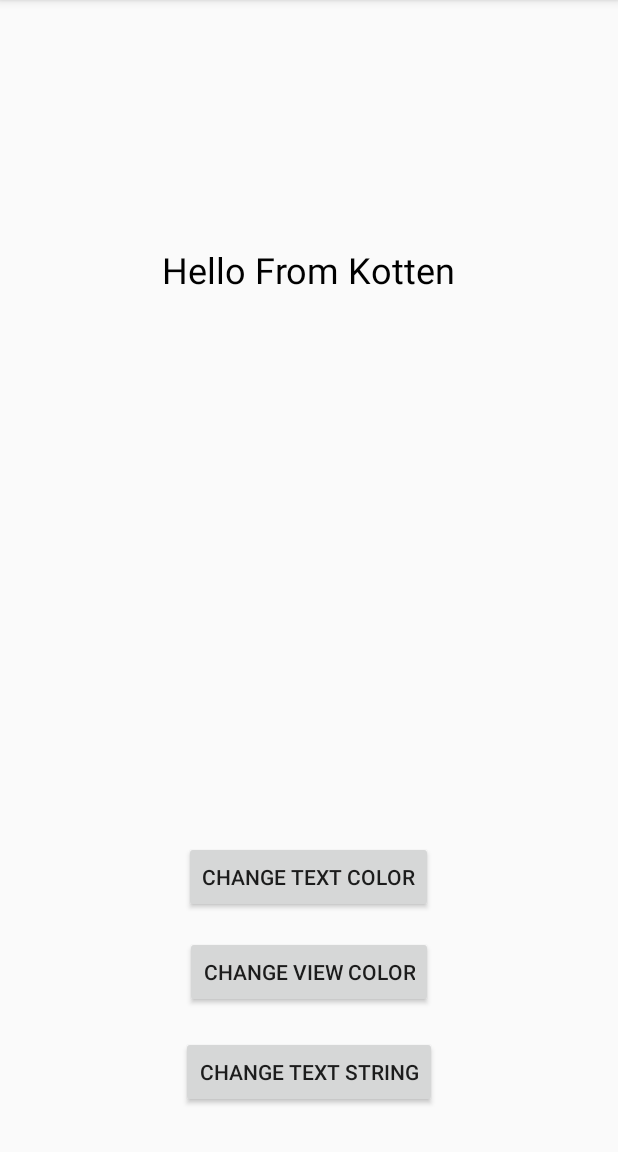
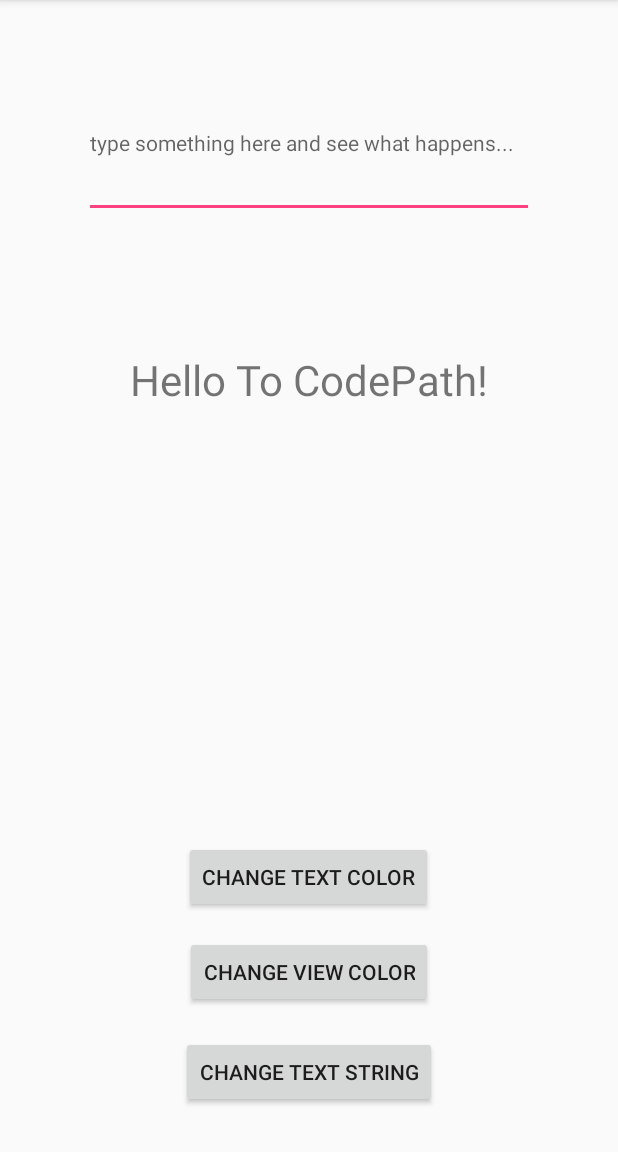
Before and after one commit to sanderhelleso/androidPreworkCodePath, an Android app: the screen it shows after launch (MainActivity), after a tap on "CHANGE TEXT STRING", on a phone screen of 412 x 824 dp, the part 84-1236 px from its top. Run offline under Robolectric (Android 15) with nearby library versions, the phone set to English and light mode, and no system bars.

Commit message:
added error

```diff
--- a/app/src/main/java/com/andoirdpreworkcodepath/sande/androidpreworkcodepath/MainActivity.java
+++ b/app/src/main/java/com/andoirdpreworkcodepath/sande/androidpreworkcodepath/MainActivity.java
@@ -1,15 +1,15 @@
 package com.andoirdpreworkcodepath.sande.androidpreworkcodepath;
 
-import android.content.res.Resources;
 import android.graphics.Color;
+import android.os.Bundle;
 import android.support.v7.app.AppCompatActivity;
-import android.os.Bundle;
-import android.util.Log;
+import android.text.Editable;
+import android.text.TextWatcher;
 import android.view.View;
+import android.widget.EditText;
 import android.widget.TextView;
 
 import java.util.Random;
-import java.util.TimerTask;
 
 public class MainActivity extends AppCompatActivity {
 
@@ -19,10 +19,16 @@ public class MainActivity extends AppCompatActivity {
         setContentView(R.layout.activity_main);
 
         // message text view
-        final TextView message = (TextView) findViewById(R.id.helloMessage);
+        final TextView message = (TextView)findViewById(R.id.helloMessage);
 
         // root view
         final View rootView = findViewById(R.id.rootView);
+
+        // editor input
+        final EditText input = (EditText)findViewById(R.id.editTextField);
+
+        // error message
+        final TextView error = (TextView)findViewById(R.id.error);
 
         // change text color
         findViewById(R.id.changeTextColorButton).setOnClickListener(new View.OnClickListener() {
@@ -44,7 +50,35 @@ public class MainActivity extends AppCompatActivity {
         findViewById(R.id.changeTextStringButton).setOnClickListener(new View.OnClickListener() {
             @Override
             public void onClick(View v) {
-                message.setText("Hello From Kotten");
+                message.setText("Hello To CodePath!");
+            }
+        });
+
+        // change text string on input
+        input.addTextChangedListener(new TextWatcher() {
+            @Override
+            public void beforeTextChanged(CharSequence s, int start, int count, int after) {
+
+            }
+
+            @Override
+            public void onTextChanged(CharSequence s, int start, int before, int count) {
+
+                // show error message
+                if (message.length() > 12) {
+                    error.setText("String can only contain 12 characters!");
+                }
+
+                // set text
+                else {
+                    error.setText("");
+                    message.setText(input.getText().toString());
+                }
+            }
+
+            @Override
+            public void afterTextChanged(Editable s) {
+
             }
         });
 
@@ -68,8 +102,8 @@ public class MainActivity extends AppCompatActivity {
 
         // original values of app
         String originalMessage = "Hello From Sander";
-        int originalTextColor = Color.rgb(0, 0, 0); // black
-        int originalViewColor = Color.rgb(238,238,238); // grey / #eeeeee
+        int originalTextColor = Color.rgb(20, 20, 20); // black
+        int originalViewColor = Color.rgb(238, 238, 238); // grey / #eeeeee
 
         // set values
         message.setText(originalMessage);
--- a/app/src/main/res/layout/activity_main.xml
+++ b/app/src/main/res/layout/activity_main.xml
@@ -7,16 +7,27 @@
     android:layout_height="match_parent"
     tools:context=".MainActivity">
 
+    <EditText
+        android:id="@+id/editTextField"
+        android:layout_width="300sp"
+        android:layout_height="100sp"
+        android:layout_alignParentTop="true"
+        android:layout_centerHorizontal="true"
+        android:layout_marginTop="45dp"
+        android:textColor="@android:color/darker_gray"
+        android:hint="type something here and see what happens..."
+        android:textSize="14sp" />
+
     <TextView
         android:id="@+id/helloMessage"
         android:layout_width="wrap_content"
         android:layout_height="wrap_content"
         android:layout_alignParentTop="true"
         android:layout_centerHorizontal="true"
-        android:layout_marginTop="163dp"
-        android:text="Hello from Sander"
-        android:textColor="@android:color/background_dark"
-        android:textSize="24sp" />
+        android:layout_marginTop="234dp"
+        android:lineSpacingExtra="14sp"
+        android:text="Hello From Sander"
+        android:textSize="28sp" />
 
     <Button
         android:id="@+id/changeTextColorButton"
@@ -44,4 +55,12 @@
         android:layout_centerHorizontal="true"
         android:layout_marginBottom="96dp"
         android:text="Change View Color" />
+
+    <TextView
+        android:id="@+id/error"
+        android:layout_width="wrap_content"
+        android:layout_height="wrap_content"
+        android:layout_below="@+id/editTextField"
+        android:layout_centerHorizontal="true"
+        android:textColor="@android:color/holo_red_light" />
 </RelativeLayout>
--- a/app/src/main/res/values/colors.xml
+++ b/app/src/main/res/values/colors.xml
@@ -3,5 +3,4 @@
     <color name="colorPrimary">#3F51B5</color>
     <color name="colorPrimaryDark">#303F9F</color>
     <color name="colorAccent">#FF4081</color>
-    <color name="colorGrey">#EEEEEE</color>
 </resources>
```
